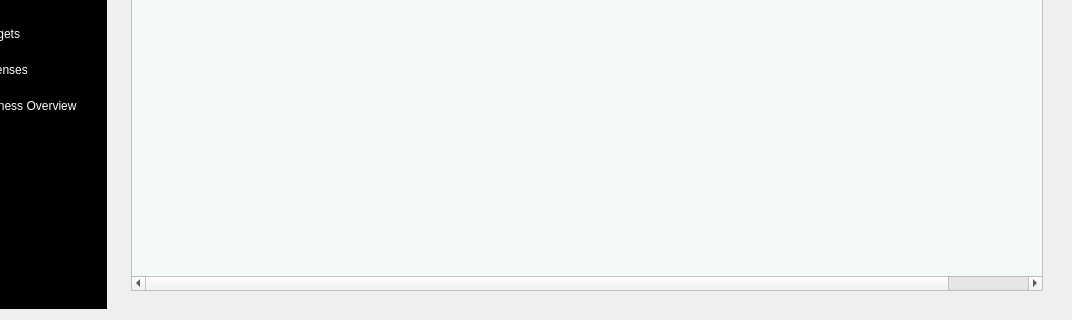
Qt form ui_files/index.ui (Diamondman51/students_management) before a commit; both pictures show x 159 to 1231 and y 563 to 883 of the 1231 by 883 pixel window.
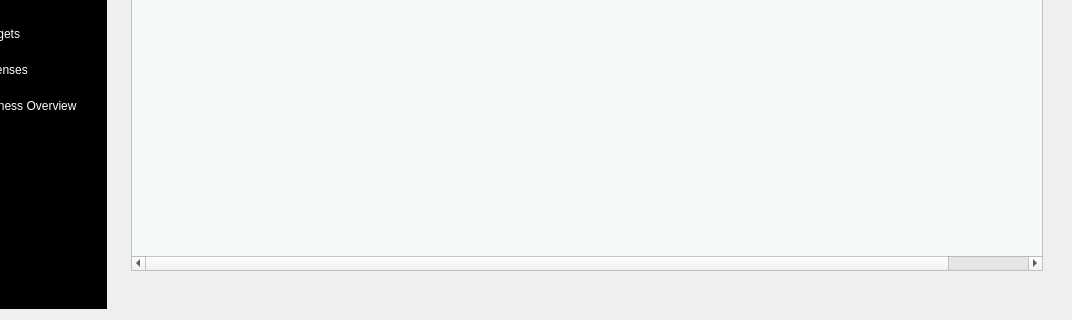
The same form after that commit. Icons and pictures are not drawn.

What changed in the file:
```diff
--- a/ui_files/index.ui
+++ b/ui_files/index.ui
@@ -1587,6 +1587,39 @@
                 </column>
                </widget>
               </item>
+              <item row="5" column="0">
+               <layout class="QHBoxLayout" name="horizontalLayout_8">
+                <item>
+                 <spacer name="horizontalSpacer_6">
+                  <property name="orientation">
+                   <enum>Qt::Horizontal</enum>
+                  </property>
+                  <property name="sizeHint" stdset="0">
+                   <size>
+                    <width>40</width>
+                    <height>20</height>
+                   </size>
+                  </property>
+                 </spacer>
+                </item>
+                <item>
+                 <layout class="QHBoxLayout" name="for_btn_tools"/>
+                </item>
+                <item>
+                 <spacer name="horizontalSpacer_7">
+                  <property name="orientation">
+                   <enum>Qt::Horizontal</enum>
+                  </property>
+                  <property name="sizeHint" stdset="0">
+                   <size>
+                    <width>40</width>
+                    <height>20</height>
+                   </size>
+                  </property>
+                 </spacer>
+                </item>
+               </layout>
+              </item>
              </layout>
             </widget>
             <widget class="QWidget" name="page_4">
```
Left out of the diff: 324 changed lines with no effect on the pictures.
